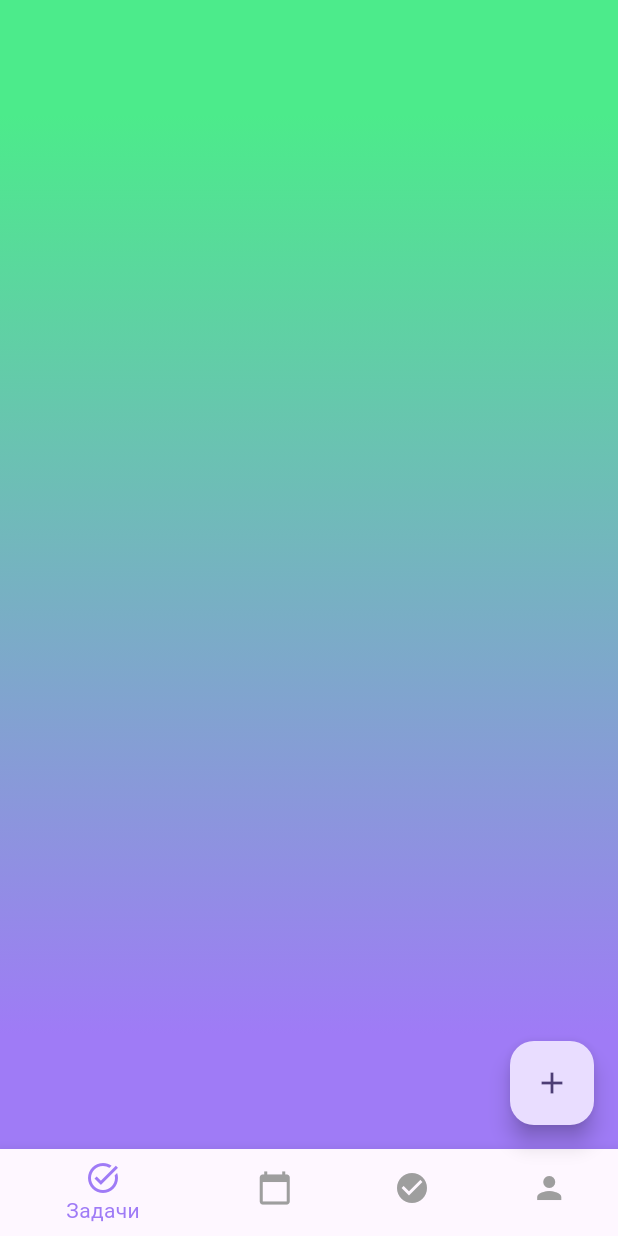
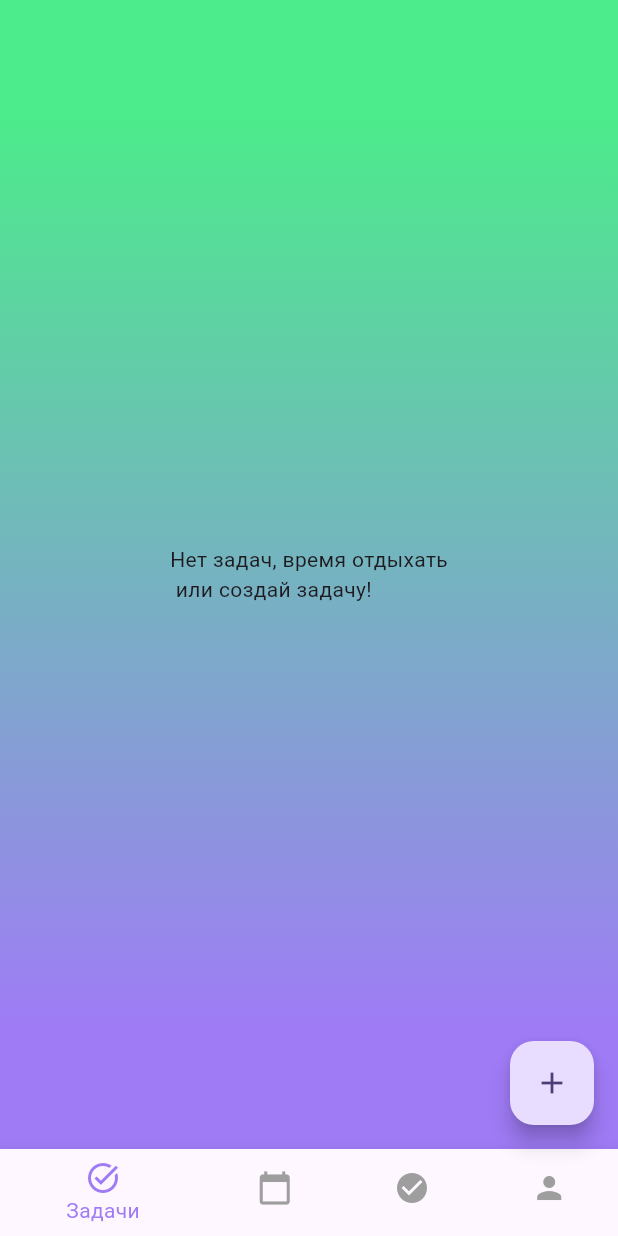
Before and after one commit to healthlight/ZC, a Flutter app: the MainPage screen opened directly, on a phone screen of 412 x 824 dp. Run offline on Flutter 3.47's test engine with Material 3 defaults, Android fonts, the phone set to English and light mode, and no system bars; our stand-ins replace cloud_firestore, firebase_auth, firebase_core; accounts and stored records are empty.

Commit message:
add task

```diff
--- a/zc_dodiddone/zc_dodiddone/lib/Screens/all_tasks.dart
+++ b/zc_dodiddone/zc_dodiddone/lib/Screens/all_tasks.dart
@@ -26,16 +26,21 @@ class _TaskPageState extends State<TaskPage> {
           return const Center(child: CircularProgressIndicator());
         }
 
+
         // Проверяем, есть ли данные в snapshot
-        if (snapshot.hasData) {
         final tasks = snapshot.data!.docs;
+
+        if (tasks.isEmpty) {
+          return const Center(child: Text('Нет задач, время отдыхать\n или создай задачу!'));
+        }
+
 
         return ListView.builder(
                   itemCount: tasks.length,
                   itemBuilder: (context, index) {
                     final taskData = tasks[index].data() as Map<String, dynamic>;
-                      final taskTitle = taskData['title'] as String;
-                      final taskDescription = taskData['description'] as String;
+                    final taskTitle = taskData['title'];
+                    final taskDescription = taskData['description'];
                     final taskDeadline =
                         (taskData['deadline'] as Timestamp).toDate();
 
@@ -46,10 +51,7 @@ class _TaskPageState extends State<TaskPage> {
                     );
                   },
         );
-        } else {
-          // Если данных нет, отображаем сообщение
-          return const Center(child: Text('Нет задач'));
-        }
+
       },
     );
   }
```
Also changed, not shown: zc_dodiddone/zc_dodiddone/lib/Pages/main_page.dart (+56 -4 lines). Lines whose indentation alone changed are shown as unchanged.
